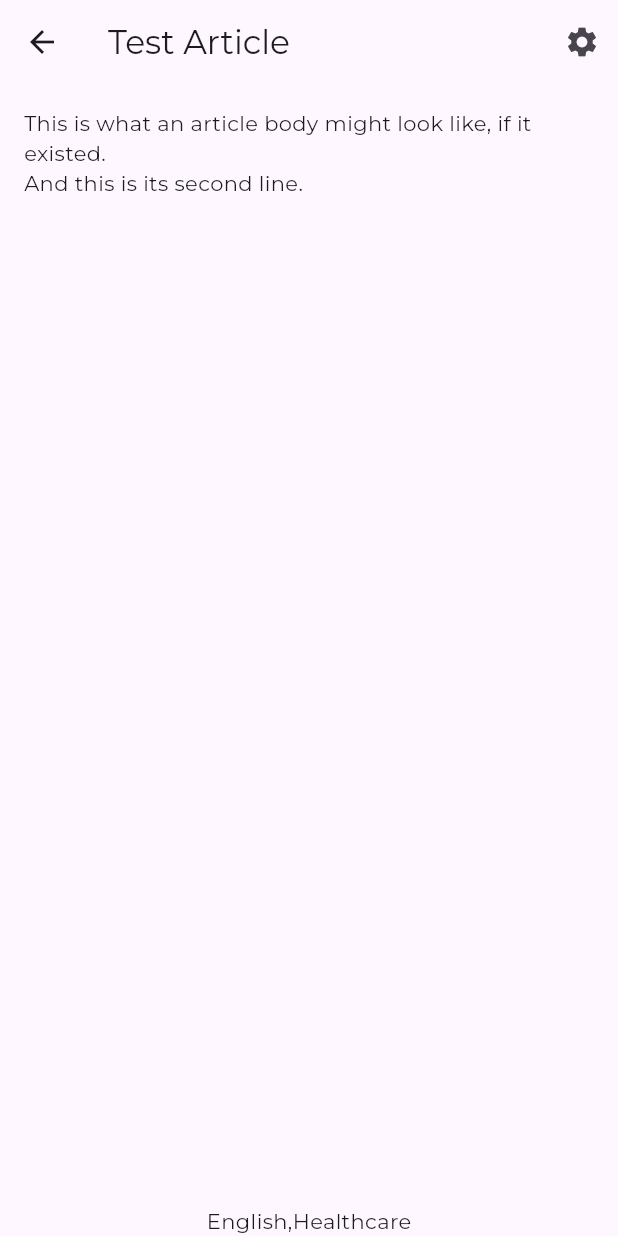
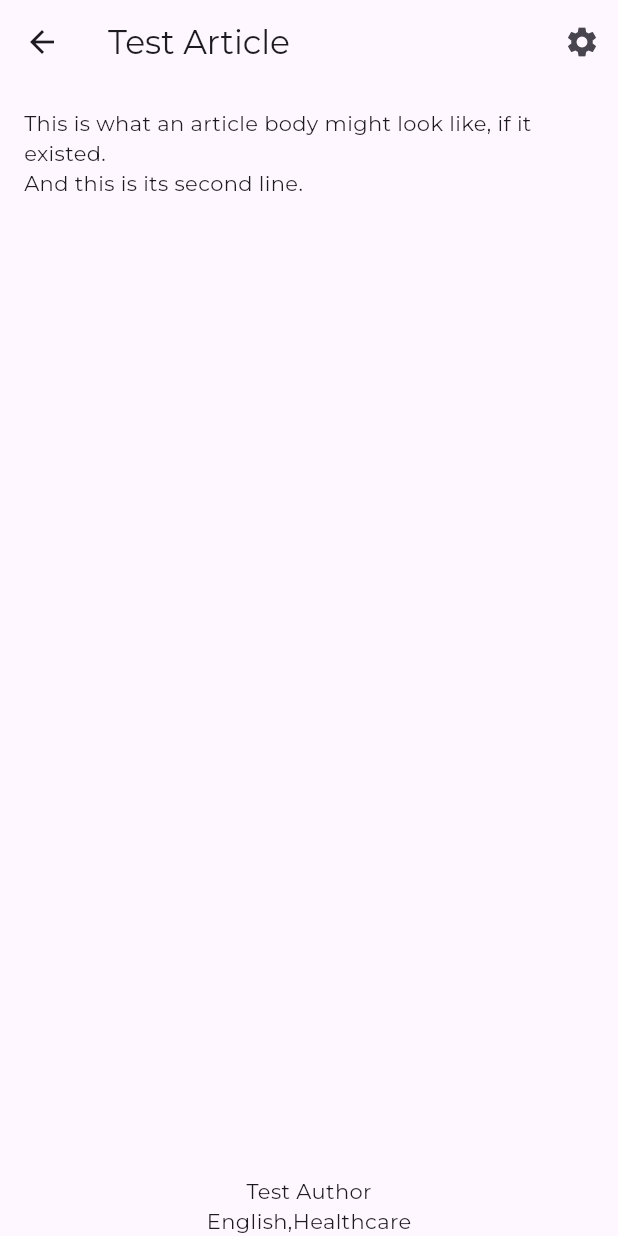
Before and after one commit to evelyn-mccarty/SML-Guide, a Flutter app: the HealthcarePage screen opened directly, after a tap on "Demo JSON Article", on a phone screen of 412 x 824 dp. Run offline on Flutter 3.47's test engine with Material 3 defaults, Android fonts, the light colour scheme and no system bars; missing offline and left inert: pdfx; generated files the repository leaves out were written again.

Commit message:
Added author attribute to article JSON

```diff
--- a/guide/assets/json/testArticle.json
+++ b/guide/assets/json/testArticle.json
@@ -1,5 +1,6 @@
 {
     "title" : "Test Article",
+    "author" : "Test Author",
     "tags" : [
         "English",
         "Healthcare"
--- a/guide/lib/json_article.dart
+++ b/guide/lib/json_article.dart
@@ -2,17 +2,20 @@ import 'package:flutter/material.dart';
 
 class JsonArticle {
   final String title;
+  final String author;
   final List<dynamic> tags;
   final List<dynamic> body;
 
   const JsonArticle({
     required this.title,
+    required this.author,
     required this.tags,
     required this.body,
   });
 
   static JsonArticle fromJson(json) => JsonArticle(
         title: json["title"],
+        author: json["author"],
         tags: json["tags"],
         body: json["body"],
       );
@@ -49,7 +52,11 @@ class _JsonArticleContainerState extends State<JsonArticleContainer> {
 
   Widget _buildUI() {
     return Column(
-      children: [_articleView(), Text(widget.article.tags.join(','))],
+      children: [
+        _articleView(),
+        Text(widget.article.author),
+        Text(widget.article.tags.join(','))
+      ],
     );
   }
 
--- a/guide/lib/local_storage.dart
+++ b/guide/lib/local_storage.dart
@@ -16,10 +16,8 @@ In any case, provide a file path to the LocalStorage object, and it'll display t
 Will need polish to advance to actual production, but still.
 */
 
-
 void main() => runApp(
-  MaterialApp(home: LocalStorage(fPath: 'assets/json/testArticle.json')
-  ));
+    MaterialApp(home: LocalStorage(fPath: 'assets/json/testArticle.json')));
 
 //NOTE: technically, fPath can point anywhere, but i really should write a helper function to get it to pull from user Documents since that's what this is gonna be using most of the time...
 //TODO: get path_provider working here so all that has to be provided is a local path instead of assets/whatever.
@@ -28,7 +26,7 @@ class LocalStorage extends StatefulWidget {
     super.key,
     required this.fPath,
   }) {
-    data = BaseArticleData(0, "never adjusted", [], [], []);
+    data = BaseArticleData(0, "never adjusted", "never adjusted", [], [], []);
   }
 
   final String fPath;
@@ -50,12 +48,10 @@ class LocalStorage extends StatefulWidget {
       data = BaseArticleData.fromJson(dataMap);
 
       return data;
-
-
-    }
-    catch (e) {
+    } catch (e) {
       debugPrint(e.toString());
-      const contents = '{   "title" : "!!Test Article!!", "tags" : [ "English", "Healthcare"], "body" : [ "This is what an article body might look like, if it existed.", "And this is its second line."] }';
+      const contents =
+          '{   "title" : "!!Test Article!!", "tags" : [ "English", "Healthcare"], "body" : [ "This is what an article body might look like, if it existed.", "And this is its second line."] }';
       final dataMap = jsonDecode(contents) as Map<String, dynamic>;
       data = BaseArticleData.fromJson(dataMap);
       return data;
@@ -66,7 +62,7 @@ class LocalStorage extends StatefulWidget {
   State<LocalStorage> createState() => _LocalStorageState();
 }
 
-class _LocalStorageState extends State<LocalStorage>{
+class _LocalStorageState extends State<LocalStorage> {
   bool loaded = false;
 
   @override
@@ -87,8 +83,8 @@ class _LocalStorageState extends State<LocalStorage>{
         }
       });
     });
+  }
 
-  }
   @override
   Widget build(BuildContext context) {
     return Scaffold(
@@ -105,14 +101,17 @@ class _LocalStorageState extends State<LocalStorage>{
 
 @JsonSerializable()
 class BaseArticleData {
-  BaseArticleData(this.id, this.title, this.tags, this.body, this.formatting);
+  BaseArticleData(
+      this.id, this.author, this.title, this.tags, this.body, this.formatting);
 
   String title;
+  String author;
   int id;
   List<String> body = List.empty(growable: true);
   List<String> tags = List.empty(growable: true);
   List<String> formatting = List.empty(growable: true);
 
-  factory BaseArticleData.fromJson(Map<String, dynamic> json) => _$BaseArticleDataFromJson(json);
+  factory BaseArticleData.fromJson(Map<String, dynamic> json) =>
+      _$BaseArticleDataFromJson(json);
   Map<String, dynamic> toJson() => _$BaseArticleDataToJson(this);
 }
```
Also changed, not shown: guide/lib/local_storage.g.dart, guide/pubspec.lock, 1 other file.
